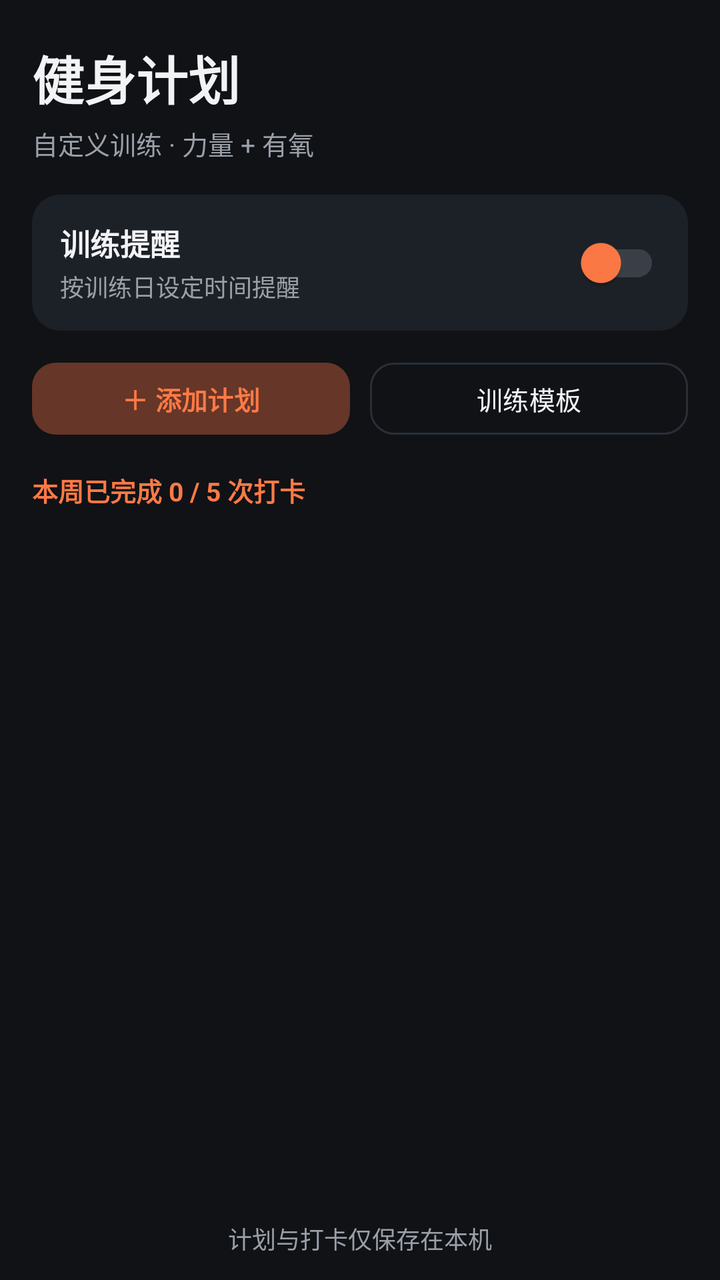
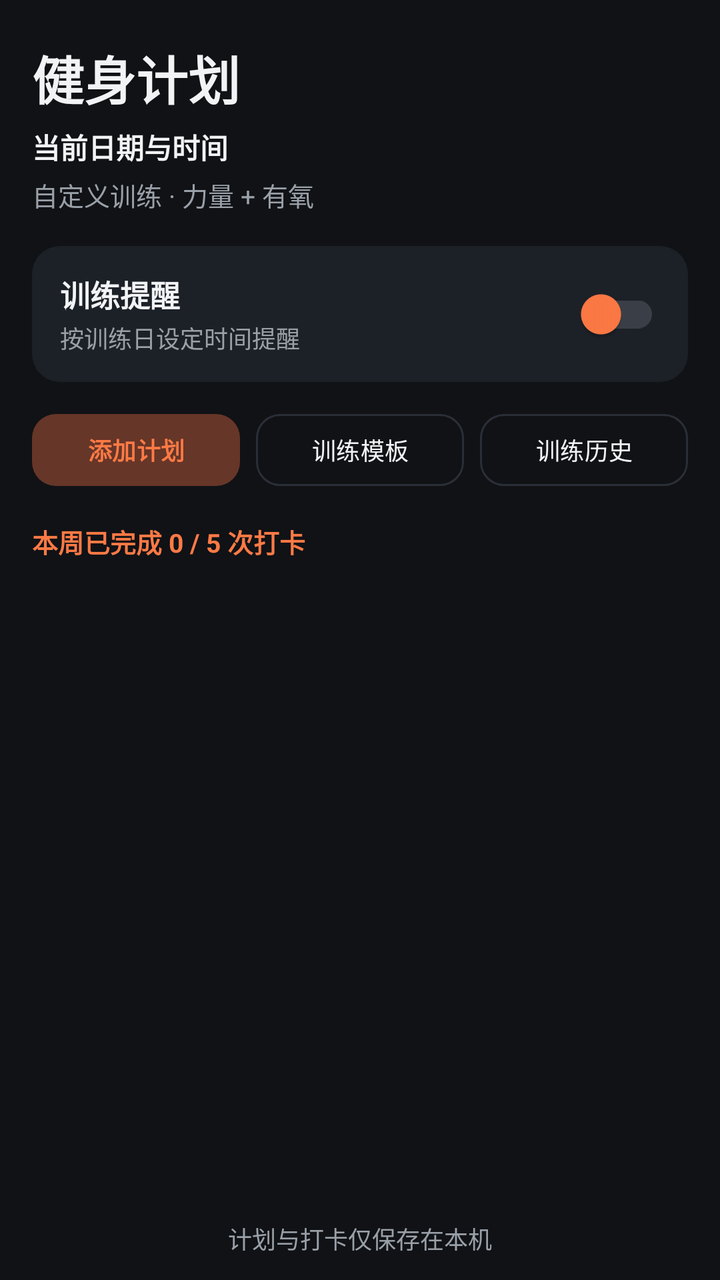

Compare the two renders of this Android layout. The source of the first and the diff that turns it into the second are given below.
<!-- AndroidManifest.xml: application theme Theme.FitPlan -->
<!-- res/layout/activity_main.xml -->
<?xml version="1.0" encoding="utf-8"?>
<LinearLayout xmlns:android="http://schemas.android.com/apk/res/android"
    xmlns:app="http://schemas.android.com/apk/res-auto"
    android:layout_width="match_parent"
    android:layout_height="match_parent"
    android:background="@color/bg"
    android:fitsSystemWindows="true"
    android:orientation="vertical"
    android:paddingStart="16dp"
    android:paddingEnd="16dp">

    <TextView
        android:layout_width="wrap_content"
        android:layout_height="wrap_content"
        android:layout_marginTop="20dp"
        android:text="健身计划"
        android:textColor="@color/text_primary"
        android:textSize="26sp"
        android:textStyle="bold" />

    <TextView
        android:layout_width="wrap_content"
        android:layout_height="wrap_content"
        android:layout_marginTop="4dp"
        android:text="自定义训练 · 力量 + 有氧"
        android:textColor="@color/text_secondary"
        android:textSize="13sp" />

    <LinearLayout
        android:layout_width="match_parent"
        android:layout_height="wrap_content"
        android:layout_marginTop="16dp"
        android:background="@drawable/bg_panel"
        android:gravity="center_vertical"
        android:orientation="horizontal"
        android:paddingStart="14dp"
        android:paddingTop="10dp"
        android:paddingEnd="14dp"
        android:paddingBottom="10dp">

        <LinearLayout
            android:layout_width="0dp"
            android:layout_height="wrap_content"
            android:layout_weight="1"
            android:orientation="vertical">

            <TextView
                android:layout_width="wrap_content"
                android:layout_height="wrap_content"
                android:text="训练提醒"
                android:textColor="@color/text_primary"
                android:textSize="15sp"
                android:textStyle="bold" />

            <TextView
                android:id="@+id/reminderSummary"
                android:layout_width="match_parent"
                android:layout_height="wrap_content"
                android:layout_marginTop="2dp"
                android:ellipsize="end"
                android:maxLines="2"
                android:text="按训练日设定时间提醒"
                android:textColor="@color/text_secondary"
                android:textSize="12sp" />
        </LinearLayout>

        <com.google.android.material.switchmaterial.SwitchMaterial
            android:id="@+id/switchNotif"
            android:layout_width="wrap_content"
            android:layout_height="wrap_content"
            app:thumbTint="@color/accent"
            app:trackTint="@color/switch_track" />
    </LinearLayout>

    <LinearLayout
        android:layout_width="match_parent"
        android:layout_height="wrap_content"
        android:layout_marginTop="12dp"
        android:orientation="horizontal">

        <com.google.android.material.button.MaterialButton
            android:id="@+id/btnAddPlan"
            android:layout_width="0dp"
            android:layout_height="44dp"
            android:layout_weight="1"
            android:backgroundTint="@color/accent_soft"
            android:text="＋ 添加计划"
            android:textColor="@color/accent"
            android:textSize="13sp"
            android:textStyle="bold"
            app:cornerRadius="12dp" />

        <com.google.android.material.button.MaterialButton
            android:id="@+id/btnTemplates"
            android:layout_width="0dp"
            android:layout_height="44dp"
            android:layout_marginStart="10dp"
            android:layout_weight="1"
            android:backgroundTint="@color/transparent"
            android:text="训练模板"
            android:textColor="@color/text_primary"
            android:textSize="13sp"
            app:cornerRadius="12dp"
            app:strokeColor="@color/divider"
            app:strokeWidth="1dp" />
    </LinearLayout>

    <TextView
        android:id="@+id/weekProgress"
        android:layout_width="wrap_content"
        android:layout_height="wrap_content"
        android:layout_marginTop="14dp"
        android:text="本周已完成 0 / 5 次打卡"
        android:textColor="@color/accent"
        android:textSize="13sp"
        android:textStyle="bold" />

    <TextView
        android:id="@+id/emptyText"
        android:layout_width="match_parent"
        android:layout_height="wrap_content"
        android:layout_marginTop="42dp"
        android:gravity="center"
        android:lineSpacingExtra="6dp"
        android:text="还没有训练计划\n点击“添加计划”手动录入，或从“训练模板”一键添加。"
        android:textColor="@color/text_secondary"
        android:textSize="14sp"
        android:visibility="gone" />

    <androidx.recyclerview.widget.RecyclerView
        android:id="@+id/recycler"
        android:layout_width="match_parent"
        android:layout_height="0dp"
        android:layout_marginTop="8dp"
        android:layout_weight="1"
        android:clipToPadding="false"
        android:paddingBottom="8dp" />

    <TextView
        android:layout_width="wrap_content"
        android:layout_height="wrap_content"
        android:layout_gravity="center_horizontal"
        android:layout_marginTop="6dp"
        android:layout_marginBottom="12dp"
        android:text="计划与打卡仅保存在本机"
        android:textColor="@color/text_secondary"
        android:textSize="12sp" />
</LinearLayout>
<!-- resources referenced by this layout -->
<resources>
  <color name="accent">#FF7A45</color>
  <color name="accent_soft">#33FF7A45</color>
  <color name="bg">#101216</color>
  <color name="divider">#2A2F37</color>
  <color name="switch_track">#3A3F47</color>
  <color name="text_primary">#F2F3F5</color>
  <color name="text_secondary">#9AA0A8</color>
  <color name="transparent">#00000000</color>
  <!-- drawable bg_panel (drawable) -->
  <?xml version="1.0" encoding="utf-8"?>
  <shape xmlns:android="http://schemas.android.com/apk/res/android">
      <solid android:color="@color/surface" />
      <corners android:radius="14dp" />
  </shape>
  <style name="Theme.FitPlan" parent="Theme.Material3.Dark.NoActionBar">
          <item name="colorPrimary">@color/accent</item>
          <item name="colorOnPrimary">@color/bg</item>
          <item name="colorSecondary">@color/accent</item>
          <item name="android:colorBackground">@color/bg</item>
          <item name="colorSurface">@color/surface</item>
          <item name="colorOnSurface">@color/text_primary</item>
          <item name="android:statusBarColor">@color/bg</item>
          <item name="android:navigationBarColor">@color/bg</item>
          <item name="android:windowBackground">@color/bg</item>
      </style>
  <color name="surface">#1C2027</color>
</resources>

<!-- the commit's change to res/layout/activity_main.xml (unified diff, before → after) -->
@@ -16,6 +16,16 @@
         android:text="健身计划"
         android:textColor="@color/text_primary"
         android:textSize="26sp"
+        android:textStyle="bold" />
+
+    <TextView
+        android:id="@+id/currentDateTime"
+        android:layout_width="wrap_content"
+        android:layout_height="wrap_content"
+        android:layout_marginTop="5dp"
+        android:text="当前日期与时间"
+        android:textColor="@color/text_primary"
+        android:textSize="14sp"
         android:textStyle="bold" />
 
     <TextView
@@ -84,9 +94,12 @@
             android:layout_height="44dp"
             android:layout_weight="1"
             android:backgroundTint="@color/accent_soft"
-            android:text="＋ 添加计划"
+            android:minWidth="0dp"
+            android:paddingStart="6dp"
+            android:paddingEnd="6dp"
+            android:text="添加计划"
             android:textColor="@color/accent"
-            android:textSize="13sp"
+            android:textSize="12sp"
             android:textStyle="bold"
             app:cornerRadius="12dp" />
 
@@ -94,12 +107,32 @@
             android:id="@+id/btnTemplates"
             android:layout_width="0dp"
             android:layout_height="44dp"
-            android:layout_marginStart="10dp"
+            android:layout_marginStart="8dp"
             android:layout_weight="1"
             android:backgroundTint="@color/transparent"
+            android:minWidth="0dp"
+            android:paddingStart="6dp"
+            android:paddingEnd="6dp"
             android:text="训练模板"
             android:textColor="@color/text_primary"
-            android:textSize="13sp"
+            android:textSize="12sp"
+            app:cornerRadius="12dp"
+            app:strokeColor="@color/divider"
+            app:strokeWidth="1dp" />
+
+        <com.google.android.material.button.MaterialButton
+            android:id="@+id/btnHistory"
+            android:layout_width="0dp"
+            android:layout_height="44dp"
+            android:layout_marginStart="8dp"
+            android:layout_weight="1"
+            android:backgroundTint="@color/transparent"
+            android:minWidth="0dp"
+            android:paddingStart="6dp"
+            android:paddingEnd="6dp"
+            android:text="训练历史"
+            android:textColor="@color/text_primary"
+            android:textSize="12sp"
             app:cornerRadius="12dp"
             app:strokeColor="@color/divider"
             app:strokeWidth="1dp" />
